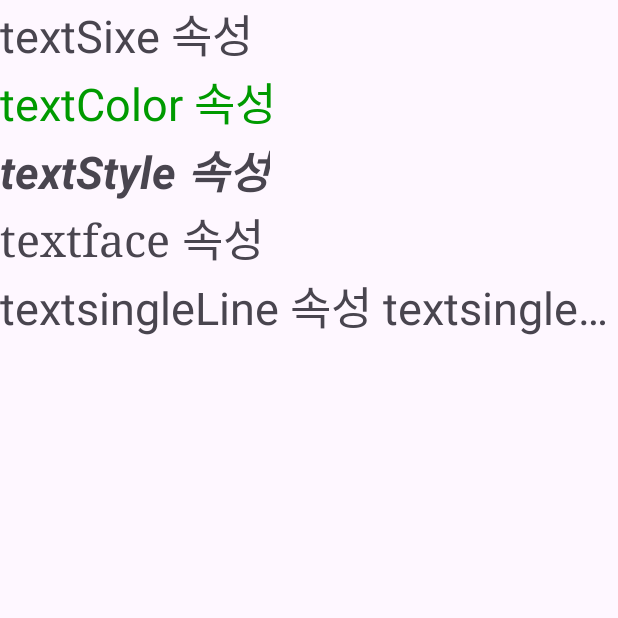
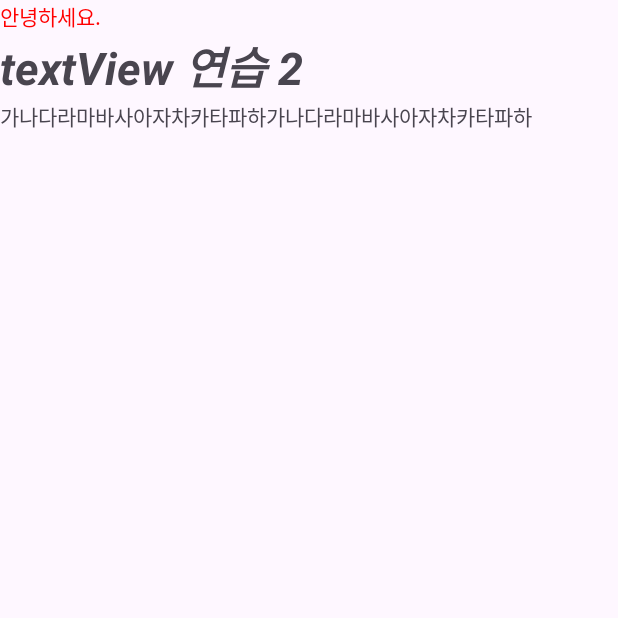
Before and after one commit to Barkyeongchan/Android_tutorial, an Android app: the screen it shows after launch (MainActivity), on a phone screen of 412 x 824 dp, the top half of it. Run offline under Robolectric (Android 15) with nearby library versions, the phone set to English and light mode, and no system bars.

Commit message:
java코드로 덱스트 속성 변경

```diff
--- a/app/src/main/java/com/cookandroid/helloandroid/MainActivity.java
+++ b/app/src/main/java/com/cookandroid/helloandroid/MainActivity.java
@@ -1,6 +1,9 @@
 package com.cookandroid.helloandroid;
 
+import android.graphics.Color;
+import android.graphics.Typeface;
 import android.os.Bundle;
+import android.widget.TextView;
 
 import androidx.appcompat.app.AppCompatActivity;
 
@@ -9,5 +12,17 @@ public class MainActivity extends AppCompatActivity {
     protected void onCreate(Bundle savedInstanceState) {
         super.onCreate(savedInstanceState);
         setContentView(R.layout.activity_main);
+
+        TextView tv1, tv2, tv3;
+        tv1 = (TextView) findViewById(R.id.textView1);
+        tv2 = (TextView) findViewById(R.id.textView2);
+        tv3 = (TextView) findViewById(R.id.textView3);
+
+        tv1.setText("안녕하세요.");
+        tv1.setTextColor(Color.RED);
+        tv2.setTextSize(30);
+        tv2.setTypeface(Typeface.SANS_SERIF, Typeface.BOLD_ITALIC);
+        tv3.setText("가나다라마바사아자차카타파하가나다라마바사아자차카타파하");
+        tv3.setSingleLine();
     }
 }
--- a/app/src/main/res/layout/activity_main.xml
+++ b/app/src/main/res/layout/activity_main.xml
@@ -8,40 +8,22 @@
     <TextView
         android:layout_width="wrap_content"
         android:layout_height="wrap_content"
-        android:textSize="30dp"
-        android:text="textSixe 속성"
+        android:text="textView 연습 1"
+        android:id="@+id/textView1"
         ></TextView>
 
     <TextView
         android:layout_width="wrap_content"
         android:layout_height="wrap_content"
-        android:textSize="30dp"
-        android:textColor="@color/green"
-        android:text="textColor 속성"
+        android:text="textView 연습 2"
+        android:id="@+id/textView2"
         ></TextView>
 
     <TextView
         android:layout_width="wrap_content"
         android:layout_height="wrap_content"
-        android:textSize="30dp"
-        android:textStyle="bold|italic"
-        android:text="textStyle 속성"
-        ></TextView>
-
-    <TextView
-        android:layout_width="wrap_content"
-        android:layout_height="wrap_content"
-        android:textSize="30dp"
-        android:typeface="serif"
-        android:text="textface 속성"
-        ></TextView>
-
-    <TextView
-        android:layout_width="wrap_content"
-        android:layout_height="wrap_content"
-        android:textSize="30dp"
-        android:singleLine="true"
-        android:text="textsingleLine 속성 textsingleLine 속성 textsingleLine 속성"
+        android:text="textView 연습 3"
+        android:id="@+id/textView3"
         ></TextView>
 
 </LinearLayout>
```
